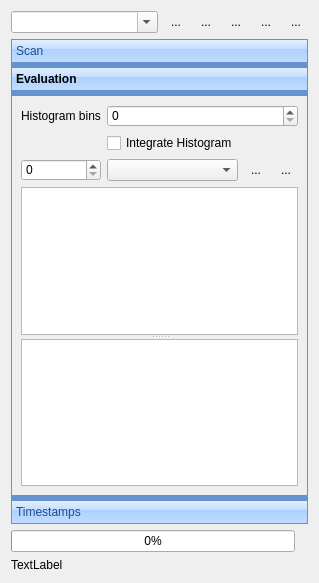
Above: ui/ScanControlUi.ui from MonroeQuantumNetworks/IonControl before the change. Below: the same form after it.
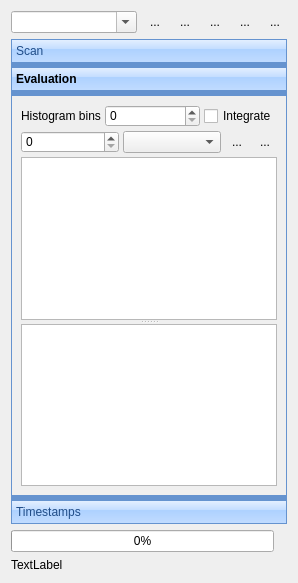
That is the form after the change. Icons and pictures are not drawn. Custom widgets are drawn as their Qt base class.

```diff
--- a/ui/ScanControlUi.ui
+++ b/ui/ScanControlUi.ui
@@ -410,60 +410,20 @@
       <attribute name="label">
        <string>Evaluation</string>
       </attribute>
-      <layout class="QGridLayout" name="gridLayout_2">
-       <item row="0" column="0">
+      <layout class="QVBoxLayout" name="verticalLayout_3">
+       <property name="spacing">
+        <number>4</number>
+       </property>
+       <item>
+        <layout class="QHBoxLayout" name="horizontalLayout_3">
+         <item>
         <widget class="QLabel" name="label_8">
          <property name="text">
           <string>Histogram bins</string>
          </property>
         </widget>
        </item>
-       <item row="2" column="0">
-        <widget class="QSpinBox" name="counterSelectSpinBox">
-         <property name="maximum">
-          <number>15</number>
-         </property>
-        </widget>
-       </item>
-       <item row="2" column="1">
-        <widget class="QComboBox" name="evalAlgorithmCombo"/>
-       </item>
-       <item row="2" column="2">
-        <widget class="QToolButton" name="addEvaluationButton">
-         <property name="text">
-          <string>...</string>
-         </property>
-         <property name="icon">
-          <iconset resource="Experiment.qrc">
-           <normaloff>:/openicon/icons/edit-add.png</normaloff>:/openicon/icons/edit-add.png</iconset>
-         </property>
-         <property name="autoRaise">
-          <bool>true</bool>
-         </property>
-        </widget>
-       </item>
-       <item row="2" column="3">
-        <widget class="QToolButton" name="removeEvaluationButton">
-         <property name="text">
-          <string>...</string>
-         </property>
-         <property name="icon">
-          <iconset resource="Experiment.qrc">
-           <normaloff>:/openicon/icons/edit-delete-6.png</normaloff>:/openicon/icons/edit-delete-6.png</iconset>
-         </property>
-         <property name="autoRaise">
-          <bool>true</bool>
-         </property>
-        </widget>
-       </item>
-       <item row="1" column="1">
-        <widget class="QCheckBox" name="integrateHistogramCheckBox">
-         <property name="text">
-          <string>Integrate Histogram</string>
-         </property>
-        </widget>
-       </item>
-       <item row="0" column="1" colspan="3">
+         <item>
         <widget class="QSpinBox" name="histogramBinsBox">
          <property name="sizePolicy">
           <sizepolicy hsizetype="Minimum" vsizetype="Fixed">
@@ -476,7 +436,58 @@
          </property>
         </widget>
        </item>
-       <item row="3" column="0" colspan="4">
+         <item>
+          <widget class="QCheckBox" name="integrateHistogramCheckBox">
+           <property name="text">
+            <string>Integrate</string>
+           </property>
+          </widget>
+         </item>
+        </layout>
+       </item>
+       <item>
+        <layout class="QHBoxLayout" name="horizontalLayout_4">
+         <item>
+          <widget class="QSpinBox" name="counterSelectSpinBox">
+           <property name="maximum">
+            <number>15</number>
+           </property>
+          </widget>
+         </item>
+         <item>
+          <widget class="QComboBox" name="evalAlgorithmCombo"/>
+         </item>
+         <item>
+          <widget class="QToolButton" name="addEvaluationButton">
+           <property name="text">
+            <string>...</string>
+           </property>
+           <property name="icon">
+            <iconset resource="Experiment.qrc">
+             <normaloff>:/openicon/icons/edit-add.png</normaloff>:/openicon/icons/edit-add.png</iconset>
+           </property>
+           <property name="autoRaise">
+            <bool>true</bool>
+           </property>
+          </widget>
+         </item>
+         <item>
+          <widget class="QToolButton" name="removeEvaluationButton">
+           <property name="text">
+            <string>...</string>
+           </property>
+           <property name="icon">
+            <iconset resource="Experiment.qrc">
+             <normaloff>:/openicon/icons/edit-delete-6.png</normaloff>:/openicon/icons/edit-delete-6.png</iconset>
+           </property>
+           <property name="autoRaise">
+            <bool>true</bool>
+           </property>
+          </widget>
+         </item>
+        </layout>
+       </item>
+       <item>
         <widget class="QSplitter" name="splitter">
          <property name="orientation">
           <enum>Qt::Vertical</enum>
```
Lines whose indentation alone changed are shown as unchanged.
